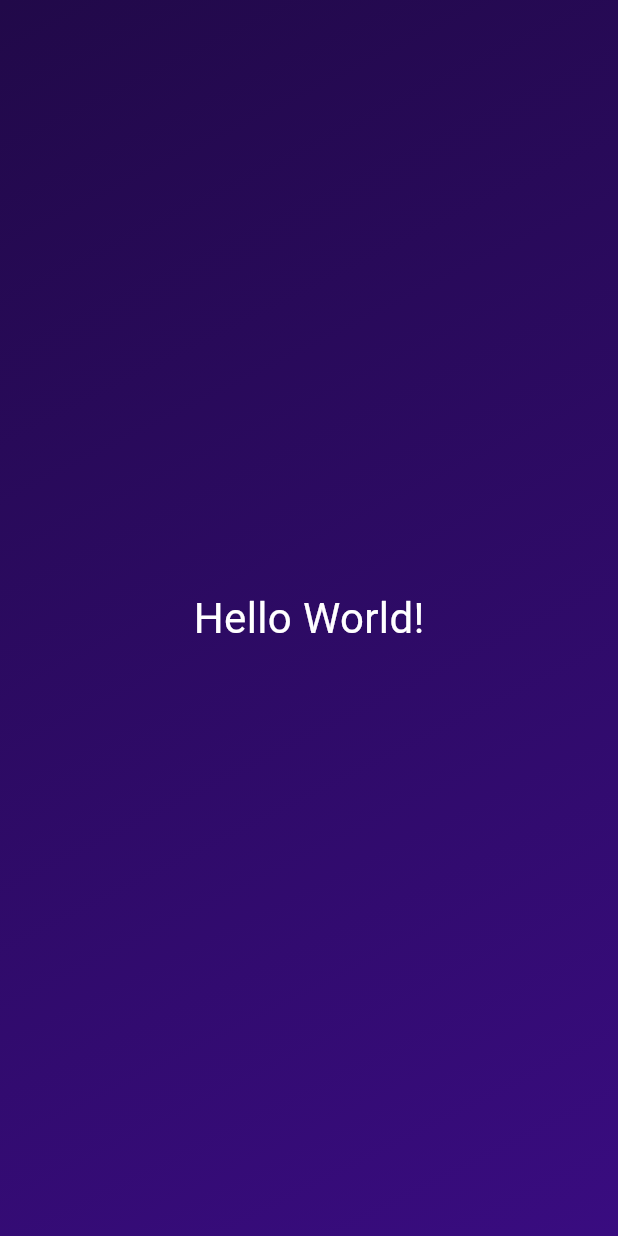
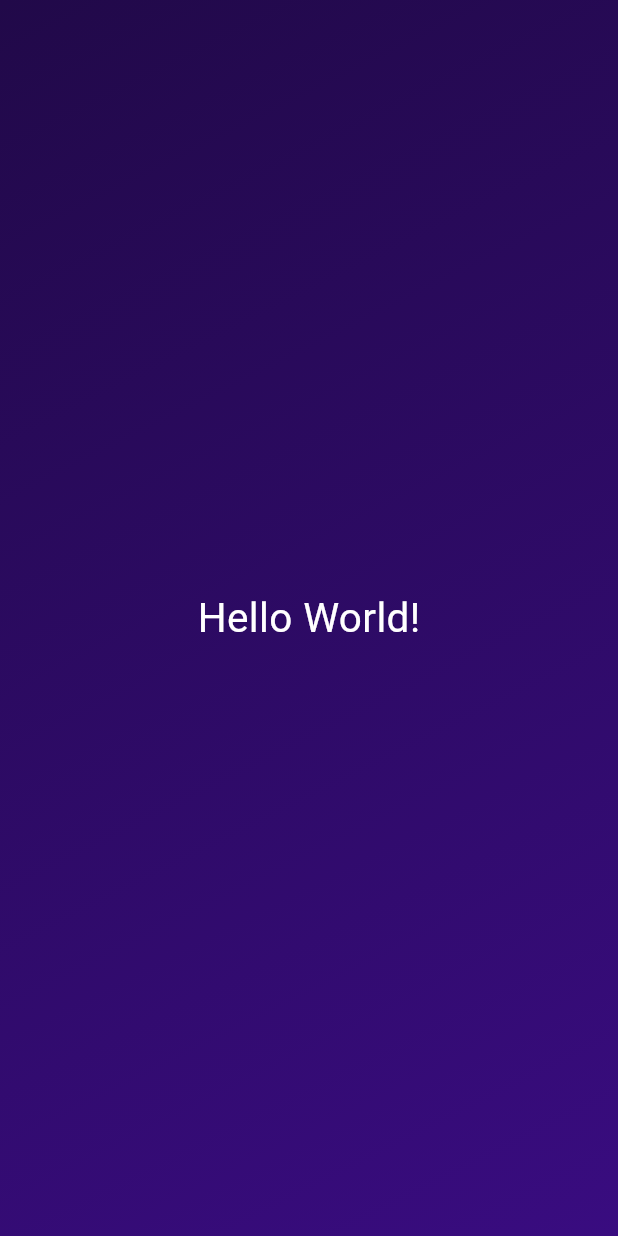
Before and after one commit to AnasKhan1506/Dicedemo, a Flutter app: the screen it shows after launch, on a phone screen of 412 x 824 dp. Run offline on Flutter 3.47's test engine with Material 3 defaults, Android fonts, the phone set to English and light mode, and no system bars.

Commit message:
first commit

```diff
--- a/lib/style_text.dart
+++ b/lib/style_text.dart
@@ -9,7 +9,7 @@ class StyleText extends StatelessWidget {
       child: Text(
         "Hello World!",
         style: TextStyle(
-          fontSize: 28,
+          fontSize: 27,
           color: Colors.white,
         ),
       ),
```
